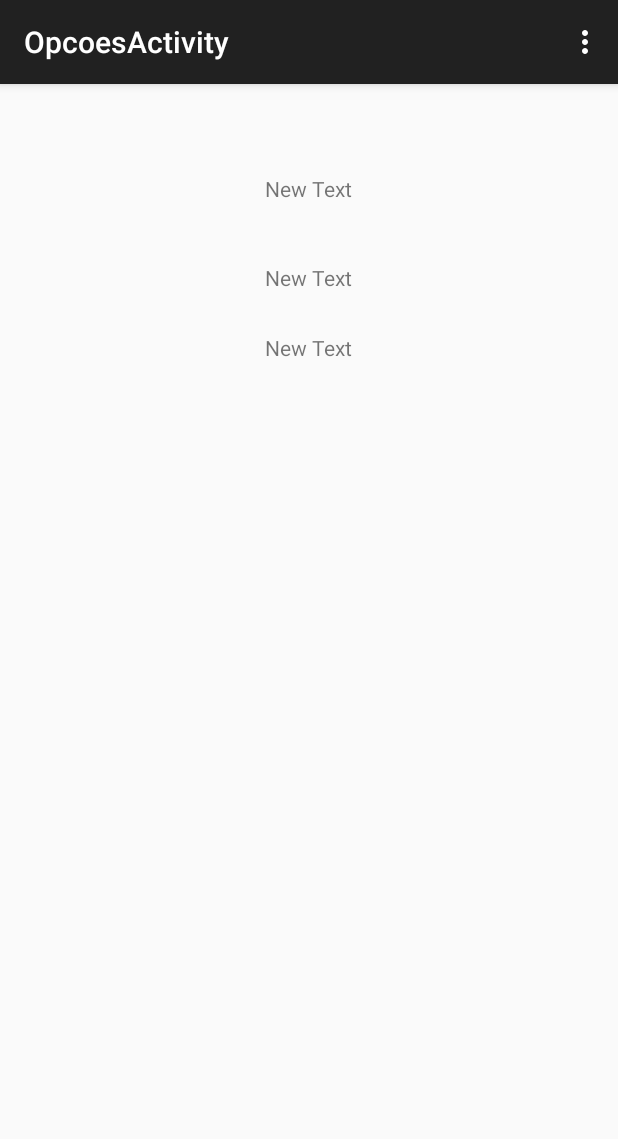
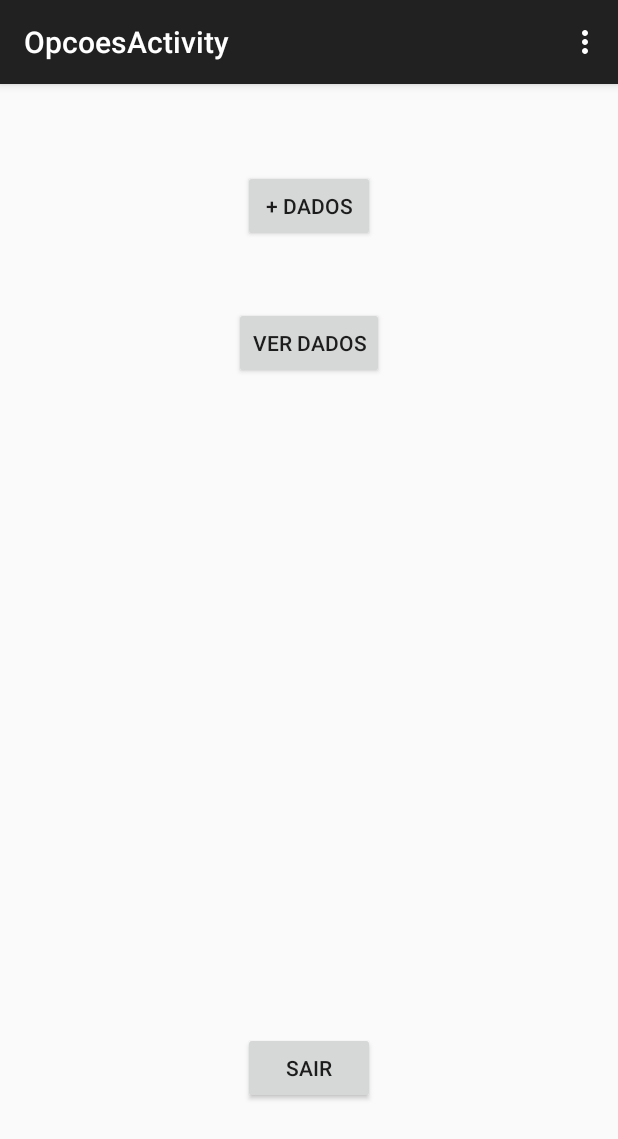
Before and after one commit to leandrofmilani/cadastro_simples, an Android app: the OpcoesActivity screen opened directly, with no data from a screen before it, on a phone screen of 412 x 824 dp. Shown: the top 1139 px of the screen. Run offline under Robolectric (Android 15) with nearby library versions, the phone set to English and light mode, and no system bars.

```diff
--- a/app/src/main/java/com/example/milani/cadastro/CadastroActivity.java
+++ b/app/src/main/java/com/example/milani/cadastro/CadastroActivity.java
@@ -63,9 +63,9 @@ public class CadastroActivity extends AppCompatActivity {
                         user.setTipo(tipo);
                         //Toast.makeText(getApplicationContext(),"Login: "+user.getLogin()+" Senha: "+user.getSenha()+"tipo: "+user.getTipo(), Toast.LENGTH_SHORT).show();
                         //Muda para tela opcoes
-                        Intent telaInicial = new Intent(v.getContext(),MainActivity.class);
-                        telaInicial.putExtra("user", user);
-                        startActivity(telaInicial);
+                        Intent telaOpcoes = new Intent(v.getContext(),OpcoesActivity.class);
+                        telaOpcoes.putExtra("user", user);
+                        startActivity(telaOpcoes);
                     }catch (Exception e){
                         Toast.makeText(getApplicationContext(),e.toString(), Toast.LENGTH_LONG).show();
                     }
--- a/app/src/main/java/com/example/milani/cadastro/OpcoesActivity.java
+++ b/app/src/main/java/com/example/milani/cadastro/OpcoesActivity.java
@@ -1,35 +1,53 @@
 package com.example.milani.cadastro;
 
+import android.content.Intent;
 import android.support.v7.app.AppCompatActivity;
 import android.os.Bundle;
 import android.view.Menu;
 import android.view.MenuItem;
+import android.view.View;
+import android.widget.Button;
+import android.widget.EditText;
 import android.widget.TextView;
 
 public class OpcoesActivity extends AppCompatActivity {
-    protected TextView TextViewLogin;
-    protected TextView TextViewSenha;
-    protected TextView TextViewTipo;
+
+    private Button btn_maisDados;
+    private Button btn_verDados;
+    private Button btn_sair;
 
     @Override
     protected void onCreate(Bundle savedInstanceState) {
         super.onCreate(savedInstanceState);
         setContentView(R.layout.activity_opcoes);
 
-        TextViewLogin = (TextView) findViewById(R.id.textViewVerUser);
-        TextViewSenha = (TextView) findViewById(R.id.textViewVerSenha);
-        TextViewTipo = (TextView) findViewById(R.id.textViewVerTipo);
 
-        Usuario user;
+        btn_maisDados = (Button) findViewById(R.id.buttonMaisDados);
+        btn_verDados = (Button) findViewById(R.id.buttonVerDados);
+        btn_sair = (Button) findViewById(R.id.buttonTelaOpSair);
 
-        Bundle dados = getIntent().getExtras();
 
-        if (dados != null){
-            user = (Usuario) dados.getSerializable("user");
-            TextViewLogin.setText(user.getLogin());
-            TextViewSenha.setText(user.getSenha());
-            TextViewTipo.setText(user.getTipo());
-        }
+
+        btn_maisDados.setOnClickListener(new View.OnClickListener() {
+            @Override
+            public void onClick(View v) {
+                //Joga pra outra activity
+                Intent telaMaisDados = new Intent(v.getContext(), MaisDadosActivity.class);
+                startActivity(telaMaisDados);
+            }
+        });
+
+        btn_verDados.setOnClickListener(new View.OnClickListener() {
+            @Override
+            public void onClick(View v) {
+                //Joga pra outra activity
+                Intent telaVerDados = new Intent(v.getContext(), VerDadosActivity.class);
+                startActivity(telaVerDados);
+            }
+        });
+
+
+
     }
 
     @Override
--- a/app/src/main/res/layout/activity_cadastro.xml
+++ b/app/src/main/res/layout/activity_cadastro.xml
@@ -11,7 +11,7 @@
         android:layout_height="wrap_content"
         android:textAppearance="?android:attr/textAppearanceLarge"
         android:text="@string/txt_cadastro"
-        android:id="@+id/textViewCadastro"
+        android:id="@+id/textViewCadastroMaisDados"
         android:layout_alignParentTop="true"
         android:layout_centerHorizontal="true" />
 
@@ -20,7 +20,7 @@
         android:layout_height="wrap_content"
         android:id="@+id/editTextCadLogin"
         android:layout_marginTop="39dp"
-        android:layout_below="@+id/textViewCadastro"
+        android:layout_below="@+id/textViewCadastroMaisDados"
         android:layout_alignLeft="@+id/editTextCadSenha"
         android:layout_alignStart="@+id/editTextCadSenha"
         android:layout_alignRight="@+id/editTextCadSenha"
--- a/app/src/main/res/layout/activity_opcoes.xml
+++ b/app/src/main/res/layout/activity_opcoes.xml
@@ -6,31 +6,30 @@
     android:paddingBottom="@dimen/activity_vertical_margin"
     tools:context="com.example.milani.cadastro.OpcoesActivity">
 
-    <TextView
+    <Button
         android:layout_width="wrap_content"
         android:layout_height="wrap_content"
-        android:text="New Text"
-        android:id="@+id/textViewVerUser"
+        android:text="@string/maisDados"
+        android:id="@+id/buttonMaisDados"
         android:layout_alignParentTop="true"
         android:layout_centerHorizontal="true"
-        android:layout_marginTop="44dp" />
+        android:layout_marginTop="41dp" />
 
-    <TextView
+    <Button
         android:layout_width="wrap_content"
         android:layout_height="wrap_content"
-        android:text="New Text"
-        android:id="@+id/textViewVerSenha"
-        android:layout_below="@+id/textViewVerUser"
-        android:layout_alignLeft="@+id/textViewVerUser"
-        android:layout_alignStart="@+id/textViewVerUser"
-        android:layout_marginTop="40dp" />
+        android:text="@string/verDados"
+        android:id="@+id/buttonVerDados"
+        android:layout_below="@+id/buttonMaisDados"
+        android:layout_centerHorizontal="true"
+        android:layout_marginTop="43dp" />
 
-    <TextView
+    <Button
         android:layout_width="wrap_content"
         android:layout_height="wrap_content"
-        android:text="New Text"
-        android:id="@+id/textViewVerTipo"
-        android:layout_below="@+id/textViewVerSenha"
+        android:text="@string/telaOpSair"
+        android:id="@+id/buttonTelaOpSair"
+        android:layout_alignParentBottom="true"
         android:layout_centerHorizontal="true"
-        android:layout_marginTop="27dp" />
+        android:layout_marginBottom="72dp" />
 </RelativeLayout>
```
Also changed, not shown: app/src/main/AndroidManifest.xml (+8 -0 lines), app/src/main/java/com/example/milani/cadastro/MainActivity.java (+14 -24 lines), app/src/main/res/layout/activity_main.xml (+8 -0 lines), app/src/main/res/values/strings.xml (+7 -27 lines).
